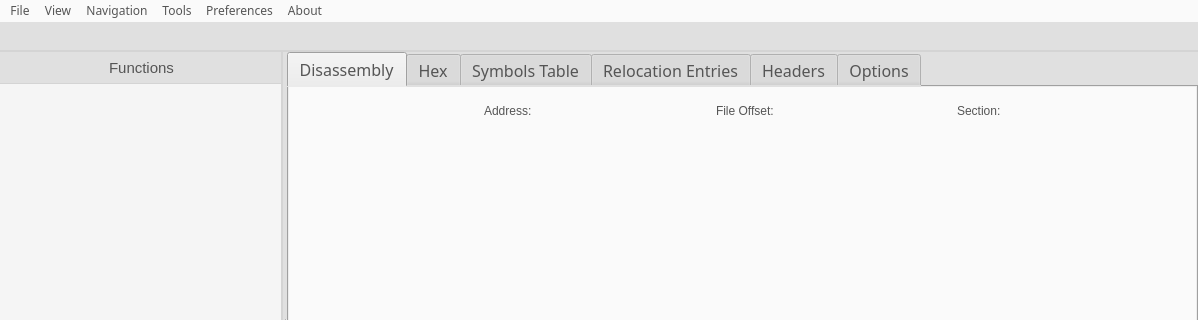
First picture: the form in src/mainwindow.ui, repository jubal-R/ObjGui, before the edit; both pictures show x 0 to 1198 and y 0 to 320 of the 1198 by 624 pixel window.
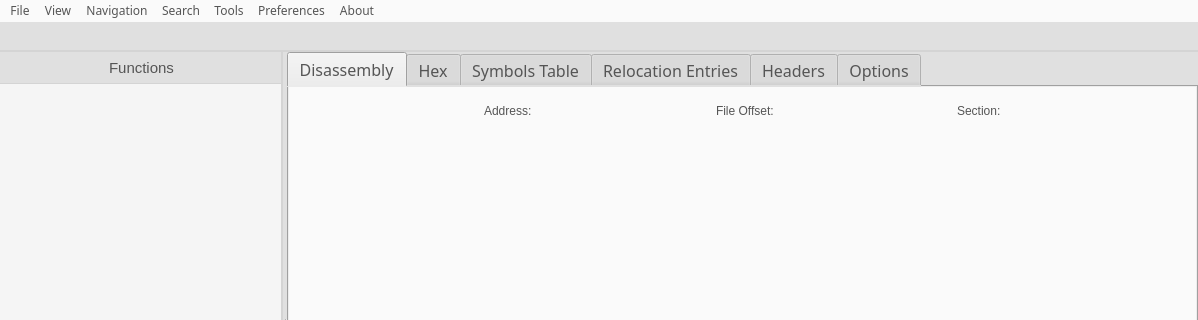
Second picture: the form after the edit. Icons and pictures are not drawn.

What changed in the file:
```diff
--- a/src/mainwindow.ui
+++ b/src/mainwindow.ui
@@ -1196,9 +1196,16 @@
     </property>
     <addaction name="actionGet_Offset"/>
    </widget>
+   <widget class="QMenu" name="menuSearch_2">
+    <property name="title">
+     <string>Search</string>
+    </property>
+    <addaction name="actionFind_Calls_to_Current_Function"/>
+   </widget>
    <addaction name="menuFile"/>
    <addaction name="menuView"/>
    <addaction name="menuSearch"/>
+   <addaction name="menuSearch_2"/>
    <addaction name="menuTools"/>
    <addaction name="menuPreferences"/>
    <addaction name="menuAbout"/>
```
Left out of the diff: 8 changed lines with no effect on the pictures.
